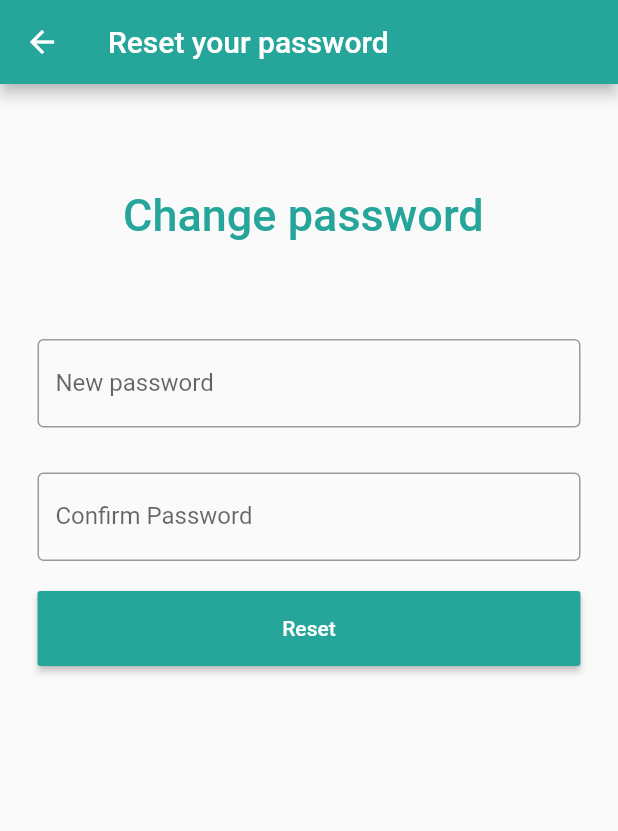
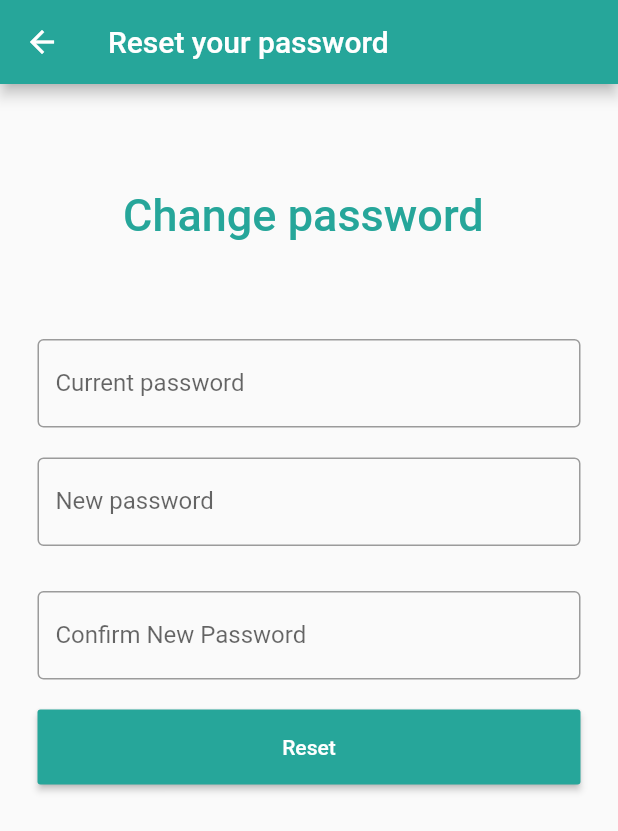
Before and after one commit to aseelbf/flutter_app, a Flutter app: the ChangePassword screen opened by its route, after a tap on "Reset", on a phone screen of 412 x 824 dp. Shown: the top 831 px of the screen. Run offline on Flutter 3.47's test engine with Material 2 defaults, Android fonts, the phone set to English and light mode, and no system bars; our stand-ins replace curved_navigation_bar, fluttertoast, google_maps_flutter, permission_handler, settings_ui, shared_preferences; missing offline and left inert: permission; accounts and stored records are empty; network calls fail; project files that could hold a hidden picture were left out.

Commit message:
Change password in settings is done.

```diff
--- a/lib/ChangePassword.dart
+++ b/lib/ChangePassword.dart
@@ -1,7 +1,12 @@
+import 'dart:convert';
+import 'dart:io';
 
 import 'package:flutter/material.dart';
 import 'package:flutter/services.dart';
 import 'package:flutterapp/SignIn.dart';
+import 'package:fluttertoast/fluttertoast.dart';
+import 'package:http/io_client.dart';
+import 'package:shared_preferences/shared_preferences.dart';
 import 'SignIn.dart';
 
 void main() {
@@ -16,11 +21,63 @@ class ChangePassword extends StatefulWidget {
 
 class _ChangePassword extends State<ChangePassword> {
   Future navigateToSubPage(context) async {
-    Navigator.push(context, MaterialPageRoute(builder: (context) =>SignIN()));
+    Navigator.push(context, MaterialPageRoute(builder: (context) => SignIN()));
   }
 
-  TextEditingController nameController = TextEditingController();
-  TextEditingController passwordController = TextEditingController();
+  TextEditingController CurrentPasswordController = TextEditingController();
+  TextEditingController NewpasswordController = TextEditingController();
+  TextEditingController ConfirmpasswordController = TextEditingController();
+  String username;
+  String password;
+  String SignedIn;
+  List usersList = List();
+  String TruePassword;
+  bool PassCorrect;
+
+  Future getInfo() async {
+    SharedPreferences preferences = await SharedPreferences.getInstance();
+    username = preferences.getString('username');
+    password = preferences.getString('password');
+    print("I get your info " + username + ' ,' + password);
+  }
+
+  getAllUsers() async {
+    var url = "https://192.168.10.26/flutter_app/Allusers.php";
+    final ioc = new HttpClient();
+    ioc.badCertificateCallback =
+        (X509Certificate cert, localhost, int port) => true;
+    final http = new IOClient(ioc);
+    var response = await http.get(Uri.parse(url));
+
+    if (response.statusCode == 200) {
+      setState(() {
+        usersList = json.decode(response.body);
+        for (int i = 0; i < usersList.length; i++) {
+          if (usersList[i]['username'] == username) {
+            SignedIn = "T";
+            TruePassword = usersList[i]['password'];
+            print("Hi " +
+                usersList[i]['username'] +
+                ", Your flag is " +
+                SignedIn);
+            break;
+          } else
+            SignedIn = "F";
+        }
+      });
+      SharedPreferences preferences = await SharedPreferences.getInstance();
+      preferences.setString('SignedIn', SignedIn);
+    }
+    print(usersList);
+    return usersList;
+  }
+
+  @override
+  void initState() {
+    super.initState();
+    getInfo();
+    getAllUsers();
+  }
 
   @override
   Widget build(BuildContext context) {
@@ -28,11 +85,12 @@ class _ChangePassword extends State<ChangePassword> {
       statusBarColor: Colors.black,
     ));
     return Scaffold(
-        appBar: AppBar(backgroundColor: Colors.teal[400], title: Text('Reset your password')),
+        appBar: AppBar(
+            backgroundColor: Colors.teal[400],
+            title: Text('Reset your password')),
         // drawerScrimColor: Colors.pink,
         body: Container(
             constraints: BoxConstraints.expand(),
-
             padding: EdgeInsets.all(15),
             child: ListView(
               children: <Widget>[
@@ -46,13 +104,22 @@ class _ChangePassword extends State<ChangePassword> {
                           fontWeight: FontWeight.w500,
                           fontSize: 30),
                     )),
-
                 Container(
                   padding: EdgeInsets.all(10),
                   child: TextField(
                     obscureText: true,
-
-                    //controller: nameController,
+                    controller: CurrentPasswordController,
+                    decoration: InputDecoration(
+                      border: OutlineInputBorder(),
+                      labelText: 'Current password',
+                    ),
+                  ),
+                ),
+                Container(
+                  padding: EdgeInsets.all(10),
+                  child: TextField(
+                    obscureText: true,
+                    controller: NewpasswordController,
                     decoration: InputDecoration(
                       border: OutlineInputBorder(),
                       labelText: 'New password',
@@ -63,10 +130,10 @@ class _ChangePassword extends State<ChangePassword> {
                   padding: EdgeInsets.fromLTRB(10, 20, 10, 20),
                   child: TextField(
                     obscureText: true,
-                    // controller: passwordController,
+                    controller: ConfirmpasswordController,
                     decoration: InputDecoration(
                       border: OutlineInputBorder(),
-                      labelText: 'Confirm Password',
+                      labelText: 'Confirm New Password',
                     ),
                   ),
                 ),
@@ -77,12 +144,39 @@ class _ChangePassword extends State<ChangePassword> {
                       textColor: Colors.white,
                       color: Colors.teal[400],
                       child: Text('Reset'),
-                      onPressed: () {
-                        print(nameController.text);
-                        print(passwordController.text);
+                      onPressed: () async {
+                        if (TruePassword == CurrentPasswordController.text &&
+                            NewpasswordController.text ==
+                                ConfirmpasswordController.text)
+                        {
+                          var url =
+                              "https://192.168.10.26/flutter_app/ResetPassword.php";
+                          final ioc = new HttpClient();
+                          ioc.badCertificateCallback =
+                              (X509Certificate cert, localhost, int port) =>
+                                  true;
+                          final http = new IOClient(ioc);
+                             http.post(Uri.parse(url), body: {
+                            'username': username,
+                            'password': NewpasswordController.text,
+                          });
+
+                          Fluttertoast.showToast(msg: "Password changed successfully !",
+                              toastLength:Toast.LENGTH_SHORT,
+                              gravity: ToastGravity.CENTER,
+                              timeInSecForIosWeb: 1,
+                              backgroundColor: Colors.green,
+                              textColor: Colors.white,
+                              fontSize: 16.0
+                          );
+                          Navigator.pushNamed(context,'/home');
+                        }
+                        else
+                          {
+                          print("There is something wrong in change password function");
+                        }
                       },
                     )),
-
               ],
             )));
   }
--- a/lib/Person.dart
+++ b/lib/Person.dart
@@ -29,6 +29,7 @@ class _PersonState extends State<Person> {
   String car="";
   String phone="";
   String SignedIn="";
+  String password="";
 
   Future getUsername() async
   {
@@ -38,6 +39,7 @@ class _PersonState extends State<Person> {
     {
       username= preferences.getString('username');
       SignedIn= preferences.getString('SignedIn');
+      password=preferences.getString('password');
     });
   }
 
@@ -48,6 +50,7 @@ class _PersonState extends State<Person> {
     SharedPreferences preferences=await SharedPreferences.getInstance();
     preferences.remove('username');
     preferences.remove('SignedIn');
+    preferences.remove('password');
     Navigator.pushNamed(context,'/home');
   }
 
@@ -111,12 +114,17 @@ class _PersonState extends State<Person> {
 
 
 
-  void handleClick(String value) {
+  void handleClick(String value) async{
     switch (value) {
       case 'Logout':
         Logout();
         break;
       case 'Settings':
+        SharedPreferences preferences=await SharedPreferences.getInstance();
+        preferences.setString('mobilenumber', phone);
+        preferences.setString('carnumber', car);
+        preferences.setString('password', password);
+        preferences.setString('username', username);
         Navigator.pushNamed(context,'/Settings');
         break;
     }
--- a/lib/SignIn.dart
+++ b/lib/SignIn.dart
@@ -63,7 +63,7 @@ String userForConfirm;
 SharedPreferences preferences=await SharedPreferences.getInstance();
 preferences.setString('username', usern.text);
 preferences.setString('SignedIn', SignedIn);
-
+preferences.setString('password', passw.text);
 
 
 
--- a/lib/main.dart
+++ b/lib/main.dart
@@ -3,8 +3,6 @@ import 'dart:io';
 import 'package:flutter/material.dart';
 import 'package:curved_navigation_bar/curved_navigation_bar.dart';
 import 'package:flutterapp/ConfirmCode.dart';
-import 'package:flutterapp/SplashScreen.dart';
-import 'package:fluttertoast/fluttertoast.dart';
 import 'package:http/io_client.dart';
 import 'package:shared_preferences/shared_preferences.dart';
 import 'dart:async';
```
Also changed, not shown: lib/Settings.dart (+57 -3 lines), lib/SplashScreen.dart (deleted, +0 -90 lines), 1 other file.
